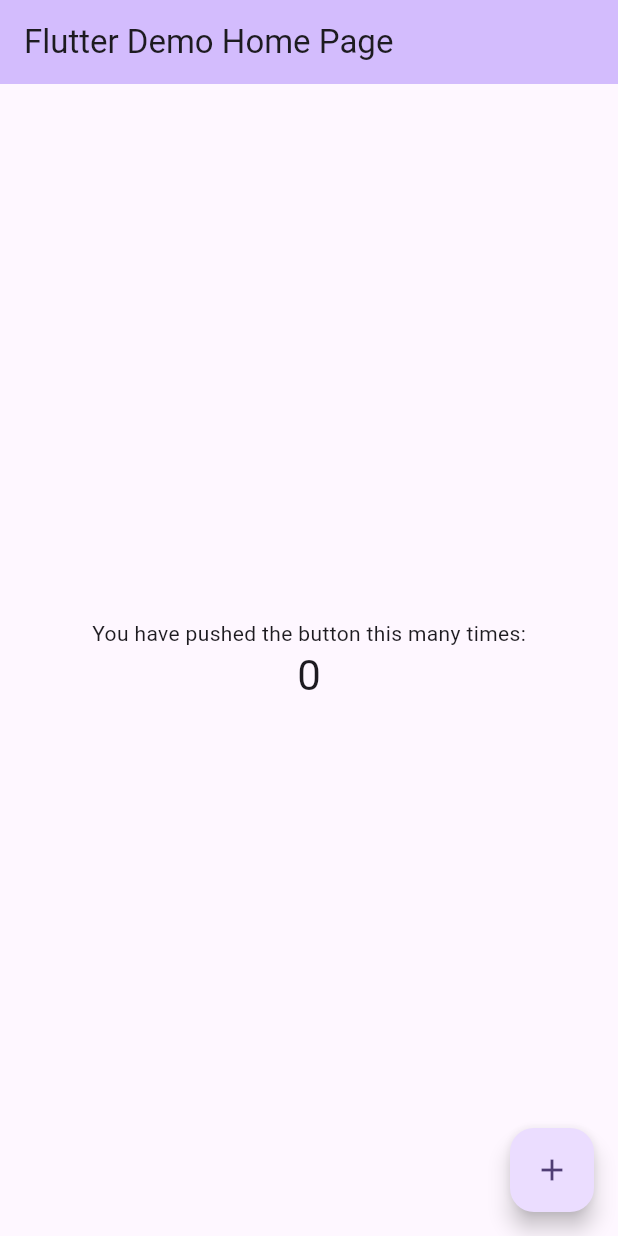
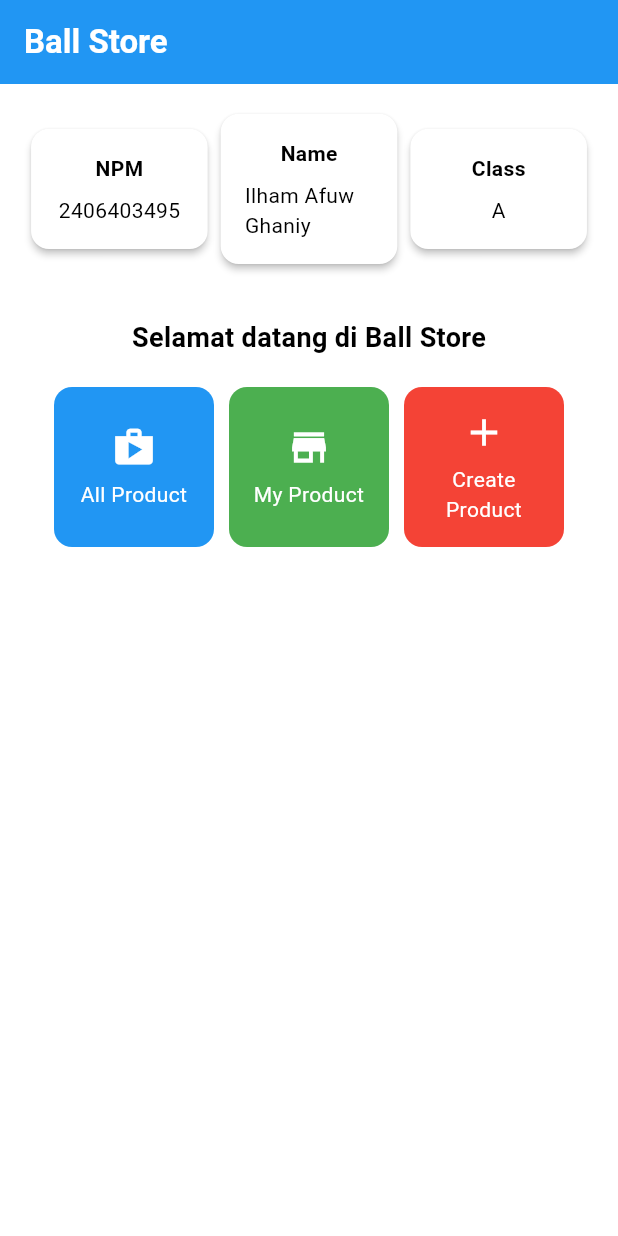
Before and after one commit to PejuangCS/ball-store, a Flutter app: the screen it shows after launch, on a phone screen of 412 x 824 dp. Run offline on Flutter 3.47's test engine with Material 3 defaults, Android fonts, the light colour scheme and no system bars.

Commit message:
Tugas 7 sebagian

```diff
--- a/lib/main.dart
+++ b/lib/main.dart
@@ -1,4 +1,5 @@
 import 'package:flutter/material.dart';
+import 'package:ball_store/menu.dart';
 
 void main() {
   runApp(const MyApp());
@@ -28,95 +29,11 @@
         //
         // This works for code too, not just values: Most code changes can be
         // tested with just a hot reload.
-        colorScheme: ColorScheme.fromSeed(seedColor: Colors.deepPurple),
+        colorScheme: ColorScheme.fromSwatch(primarySwatch: Colors.blue)
+ .copyWith(secondary: Colors.blueAccent[400]),
       ),
-      home: const MyHomePage(title: 'Flutter Demo Home Page'),
+      home: MyHomePage(colorScheme: ColorScheme.fromSwatch(primarySwatch: Colors.blue)
+ .copyWith(secondary: Colors.blueAccent[400])),
     );
   }
 }
-
-class MyHomePage extends StatefulWidget {
-  const MyHomePage({super.key, required this.title});
-
-  // This widget is the home page of your application. It is stateful, meaning
-  // that it has a State object (defined below) that contains fields that affect
-  // how it looks.
-
-  // This class is the configuration for the state. It holds the values (in this
-  // case the title) provided by the parent (in this case the App widget) and
-  // used by the build method of the State. Fields in a Widget subclass are
-  // always marked "final".
-
-  final String title;
-
-  @override
-  State<MyHomePage> createState() => _MyHomePageState();
-}
-
-class _MyHomePageState extends State<MyHomePage> {
-  int _counter = 0;
-
-  void _incrementCounter() {
-    setState(() {
-      // This call to setState tells the Flutter framework that something has
-      // changed in this State, which causes it to rerun the build method below
-      // so that the display can reflect the updated values. If we changed
-      // _counter without calling setState(), then the build method would not be
-      // called again, and so nothing would appear to happen.
-      _counter++;
-    });
-  }
-
-  @override
-  Widget build(BuildContext context) {
-    // This method is rerun every time setState is called, for instance as done
-    // by the _incrementCounter method above.
-    //
-    // The Flutter framework has been optimized to make rerunning build methods
-    // fast, so that you can just rebuild anything that needs updating rather
-    // than having to individually change instances of widgets.
-    return Scaffold(
-      appBar: AppBar(
-        // TRY THIS: Try changing the color here to a specific color (to
-        // Colors.amber, perhaps?) and trigger a hot reload to see the AppBar
-        // change color while the other colors stay the same.
-        backgroundColor: Theme.of(context).colorScheme.inversePrimary,
-        // Here we take the value from the MyHomePage object that was created by
-        // the App.build method, and use it to set our appbar title.
-        title: Text(widget.title),
-      ),
-      body: Center(
-        // Center is a layout widget. It takes a single child and positions it
-        // in the middle of the parent.
-        child: Column(
-          // Column is also a layout widget. It takes a list of children and
-          // arranges them vertically. By default, it sizes itself to fit its
-          // children horizontally, and tries to be as tall as its parent.
-          //
-          // Column has various properties to control how it sizes itself and
-          // how it positions its children. Here we use mainAxisAlignment to
-          // center the children vertically; the main axis here is the vertical
-          // axis because Columns are vertical (the cross axis would be
-          // horizontal).
-          //
-          // TRY THIS: Invoke "debug painting" (choose the "Toggle Debug Paint"
-          // action in the IDE, or press "p" in the console), to see the
-          // wireframe for each widget.
-          mainAxisAlignment: MainAxisAlignment.center,
-          children: <Widget>[
-            const Text('You have pushed the button this many times:'),
-            Text(
-              '$_counter',
-              style: Theme.of(context).textTheme.headlineMedium,
-            ),
-          ],
-        ),
-      ),
-      floatingActionButton: FloatingActionButton(
-        onPressed: _incrementCounter,
-        tooltip: 'Increment',
-        child: const Icon(Icons.add),
-      ), // This trailing comma makes auto-formatting nicer for build methods.
-    );
-  }
-}
--- /dev/null
+++ b/lib/menu.dart
@@ -0,0 +1,182 @@
+import 'package:flutter/material.dart';
+class MyHomePage extends StatelessWidget {
+    MyHomePage({super.key, required ColorScheme colorScheme}); //sudah ada pada code sebelumnya
+
+    final String nama = "Ilham Afuw Ghaniy"; //nama
+    final String npm = "2406403495"; //npm
+    final String kelas = "A"; //kelas
+    final List<ItemHomepage> items = [
+    ItemHomepage("All Product", Icons.shop,  Colors.blue),
+    ItemHomepage("My Product", Icons.store, Colors.green ),
+    ItemHomepage("Create Product", Icons.add, Colors.red),
+    ];
+        @override
+    Widget build(BuildContext context) {
+    // Scaffold menyediakan struktur dasar halaman dengan AppBar dan body.
+    return Scaffold(
+      // AppBar adalah bagian atas halaman yang menampilkan judul.
+      appBar: AppBar(
+        // Judul aplikasi "Football News" dengan teks putih dan tebal.
+        title: const Text(
+          'Ball Store',
+          style: TextStyle(
+            color: Colors.white,
+            fontWeight: FontWeight.bold,
+          ),
+        ),
+        // Warna latar belakang AppBar diambil dari skema warna tema aplikasi.
+        backgroundColor: Theme.of(context).colorScheme.primary,
+      ),
+      // Body halaman dengan padding di sekelilingnya.
+      body: Padding(
+        padding: const EdgeInsets.all(16.0),
+        // Menyusun widget secara vertikal dalam sebuah kolom.
+        child: Column(
+          crossAxisAlignment: CrossAxisAlignment.center,
+          children: [
+            // Row untuk menampilkan 3 InfoCard secara horizontal.
+            Row(
+              mainAxisAlignment: MainAxisAlignment.spaceEvenly,
+              children: [
+                InfoCard(title: 'NPM', content: npm),
+                InfoCard(title: 'Name', content: nama),
+                InfoCard(title: 'Class', content: kelas),
+              ],
+            ),
+
+            // Memberikan jarak vertikal 16 unit.
+            const SizedBox(height: 16.0),
+
+            // Menempatkan widget berikutnya di tengah halaman.
+            Center(
+              child: Column(
+                // Menyusun teks dan grid item secara vertikal.
+
+                children: [
+                  // Menampilkan teks sambutan dengan gaya tebal dan ukuran 18.
+                  const Padding(
+                    padding: EdgeInsets.only(top: 16.0),
+                    child: Text(
+                      'Selamat datang di Ball Store',
+                      style: TextStyle(
+                        fontWeight: FontWeight.bold,
+                        fontSize: 18.0,
+                      ),
+                    ),
+                  ),
+
+                  // Grid untuk menampilkan ItemCard dalam bentuk grid 3 kolom.
+                  GridView.count(
+                    primary: true,
+                    padding: const EdgeInsets.all(20),
+                    crossAxisSpacing: 10,
+                    mainAxisSpacing: 10,
+                    crossAxisCount: 3,
+                    // Agar grid menyesuaikan tinggi kontennya.
+                    shrinkWrap: true,
+
+                    // Menampilkan ItemCard untuk setiap item dalam list items.
+                    children: items.map((ItemHomepage item) {
+                      return ItemCard(item);
+                    }).toList(),
+                  ),
+                ],
+              ),
+            ),
+          ],
+        ),
+      ),
+    );
+  }
+}
+class InfoCard extends StatelessWidget {
+  // Kartu informasi yang menampilkan title dan content.
+
+  final String title;  // Judul kartu.
+  final String content;  // Isi kartu.
+
+  const InfoCard({super.key, required this.title, required this.content});
+
+  @override
+  Widget build(BuildContext context) {
+    return Card(
+      // Membuat kotak kartu dengan bayangan dibawahnya.
+      elevation: 2.0,
+      child: Container(
+        // Mengatur ukuran dan jarak di dalam kartu.
+        width: MediaQuery.of(context).size.width / 3.5, // menyesuaikan dengan lebar device yang digunakan.
+        padding: const EdgeInsets.all(16.0),
+        // Menyusun title dan content secara vertikal.
+        child: Column(
+          children: [
+            Text(
+              title,
+              style: const TextStyle(fontWeight: FontWeight.bold),
+            ),
+            const SizedBox(height: 8.0),
+            Text(content),
+          ],
+        ),
+      ),
+    );
+  }
+}
+class ItemHomepage {
+ final String name;
+ final IconData icon;
+ final MaterialColor color;
+
+ ItemHomepage(this.name, this.icon,this.color);
+}
+class ItemCard extends StatelessWidget {
+  // Menampilkan kartu dengan ikon dan nama.
+
+  final ItemHomepage item;
+
+  const ItemCard(this.item, {super.key});
+
+  @override
+  Widget build(BuildContext context) {
+    return Material(
+      // Menentukan warna latar belakang dari tema aplikasi.
+      color:item.color,
+      // Membuat sudut kartu melengkung.
+      borderRadius: BorderRadius.circular(12),
+
+      child: InkWell(
+        // Aksi ketika kartu ditekan.
+        onTap: () {
+          // Menampilkan pesan SnackBar saat kartu ditekan.
+          ScaffoldMessenger.of(context)
+            ..hideCurrentSnackBar()
+            ..showSnackBar(
+              SnackBar(content: Text("Kamu telah menekan tombol ${item.name}!"))
+            );
+        },
+        // Container untuk menyimpan Icon dan Text
+        child: Container(
+          padding: const EdgeInsets.all(8),
+          child: Center(
+            child: Column(
+              // Menyusun ikon dan teks di tengah kartu.
+              mainAxisAlignment: MainAxisAlignment.center,
+              children: [
+                Icon(
+                  item.icon,
+                  color: Colors.white,
+                  size: 30.0,
+                ),
+                const Padding(padding: EdgeInsets.all(3)),
+                Text(
+                  item.name,
+                  textAlign: TextAlign.center,
+                  style: const TextStyle(color: Colors.white),
+                ),
+              ],
+            ),
+          ),
+        ),
+      ),
+    );
+  }
+}
```
Also changed, not shown: 1 other file.
